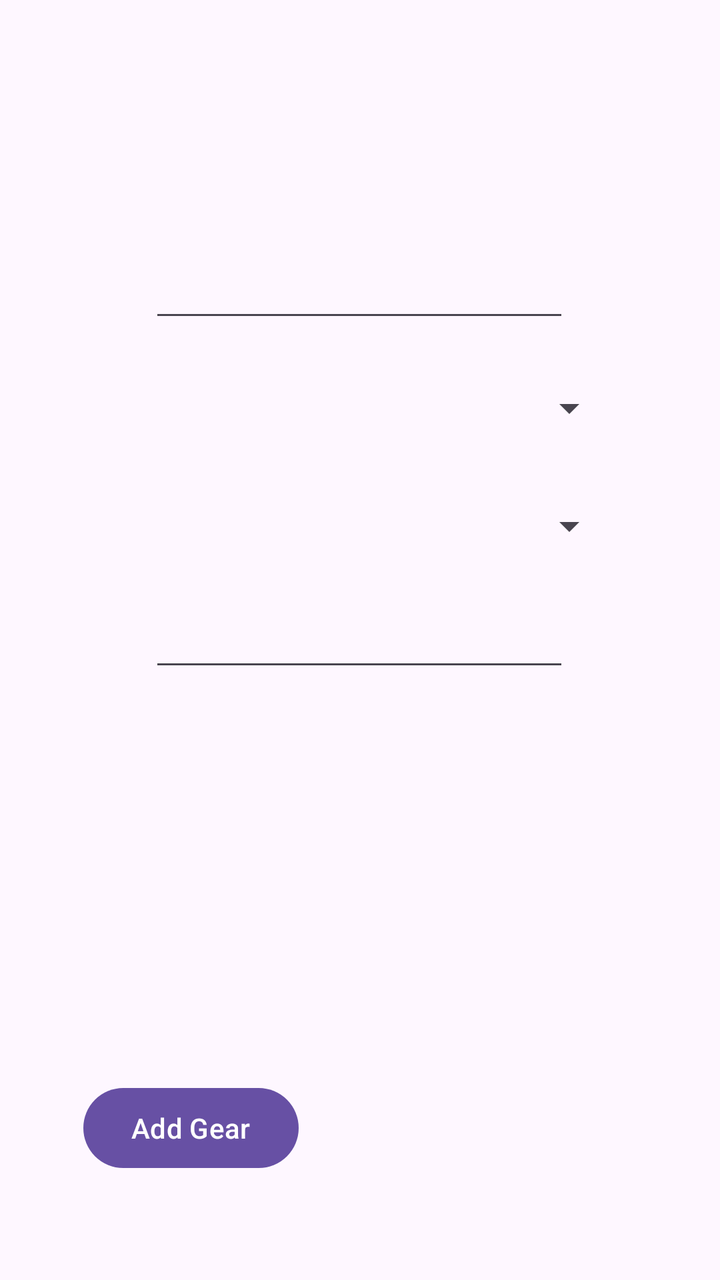
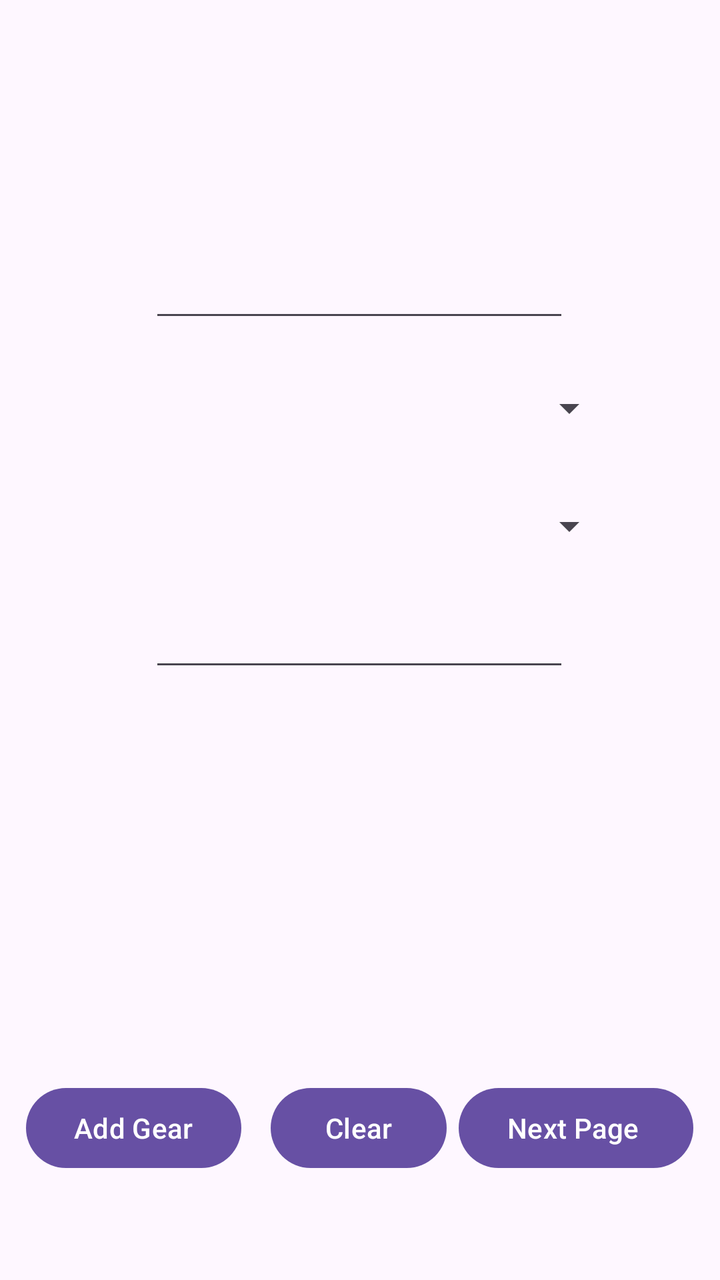

Before-and-after screenshots of an Android layout around one commit, followed by the original layout XML and the change that was made.
<!-- AndroidManifest.xml: application theme Theme.Ima51122026g1practicumST10515004 -->
<!-- res/layout/activity_page2.xml -->
<?xml version="1.0" encoding="utf-8"?>
<androidx.constraintlayout.widget.ConstraintLayout xmlns:android="http://schemas.android.com/apk/res/android"
    xmlns:app="http://schemas.android.com/apk/res-auto"
    xmlns:tools="http://schemas.android.com/tools"
    android:id="@+id/main"
    android:layout_width="match_parent"
    android:layout_height="match_parent"
    tools:context=".input">

    <EditText
        android:id="@+id/Item"
        android:layout_width="wrap_content"
        android:layout_height="wrap_content"
        android:ems="10"
        android:inputType="text"
        android:text=""
        app:layout_constraintBottom_toBottomOf="parent"
        app:layout_constraintEnd_toEndOf="parent"
        app:layout_constraintHorizontal_bias="0.497"
        app:layout_constraintStart_toStartOf="parent"
        app:layout_constraintTop_toTopOf="parent"
        app:layout_constraintVertical_bias="0.208"
        />

    <EditText
        android:id="@+id/comment"
        android:layout_width="wrap_content"
        android:layout_height="wrap_content"
        android:ems="10"
        android:inputType="text"
        android:text=""
        app:layout_constraintBottom_toBottomOf="parent"
        app:layout_constraintEnd_toEndOf="parent"
        app:layout_constraintHorizontal_bias="0.497"
        app:layout_constraintStart_toStartOf="parent"
        app:layout_constraintTop_toTopOf="parent" />

    <Spinner
        android:id="@+id/quantity"
        android:layout_width="257dp"
        android:layout_height="49dp"
        app:layout_constraintBottom_toBottomOf="parent"
        app:layout_constraintEnd_toEndOf="parent"
        app:layout_constraintStart_toStartOf="parent"
        app:layout_constraintTop_toTopOf="parent"
        app:layout_constraintVertical_bias="0.404" />

    <Spinner
        android:id="@+id/catagory"
        android:layout_width="257dp"
        android:layout_height="49dp"
        app:layout_constraintBottom_toBottomOf="parent"
        app:layout_constraintEnd_toEndOf="parent"
        app:layout_constraintStart_toStartOf="parent"
        app:layout_constraintTop_toTopOf="parent"
        app:layout_constraintVertical_bias="0.304" />

    <Button
        android:id="@+id/Addgear"
        android:layout_width="wrap_content"
        android:layout_height="wrap_content"
        android:text="Add Gear"
        app:layout_constraintBottom_toBottomOf="parent"
        app:layout_constraintEnd_toEndOf="parent"
        app:layout_constraintHorizontal_bias="0.165"
        app:layout_constraintStart_toStartOf="parent"
        app:layout_constraintTop_toTopOf="parent"
        app:layout_constraintVertical_bias="0.912" />

</androidx.constraintlayout.widget.ConstraintLayout>
<!-- resources referenced by this layout -->
<resources>
  <style name="Theme.Ima51122026g1practicumST10515004" parent="Base.Theme.Ima51122026g1practicumST10515004" />
  <style name="Base.Theme.Ima51122026g1practicumST10515004" parent="Theme.Material3.DayNight.NoActionBar">
          
          
      </style>
</resources>

<!-- the commit's change to res/layout/activity_page2.xml (unified diff, before → after) -->
@@ -6,6 +6,30 @@
     android:layout_width="match_parent"
     android:layout_height="match_parent"
     tools:context=".input">
+
+    <Button
+        android:id="@+id/Nextpage"
+        android:layout_width="wrap_content"
+        android:layout_height="wrap_content"
+        android:text="Next Page "
+        app:layout_constraintBottom_toBottomOf="parent"
+        app:layout_constraintEnd_toEndOf="parent"
+        app:layout_constraintHorizontal_bias="0.945"
+        app:layout_constraintStart_toStartOf="parent"
+        app:layout_constraintTop_toTopOf="parent"
+        app:layout_constraintVertical_bias="0.912" />
+
+    <Button
+        android:id="@+id/clear"
+        android:layout_width="wrap_content"
+        android:layout_height="wrap_content"
+        android:text="Clear"
+        app:layout_constraintBottom_toBottomOf="parent"
+        app:layout_constraintEnd_toEndOf="parent"
+        app:layout_constraintHorizontal_bias="0.498"
+        app:layout_constraintStart_toStartOf="parent"
+        app:layout_constraintTop_toTopOf="parent"
+        app:layout_constraintVertical_bias="0.912" />
 
     <EditText
         android:id="@+id/Item"
@@ -62,7 +86,7 @@
         android:text="Add Gear"
         app:layout_constraintBottom_toBottomOf="parent"
         app:layout_constraintEnd_toEndOf="parent"
-        app:layout_constraintHorizontal_bias="0.165"
+        app:layout_constraintHorizontal_bias="0.052"
         app:layout_constraintStart_toStartOf="parent"
         app:layout_constraintTop_toTopOf="parent"
         app:layout_constraintVertical_bias="0.912" />
